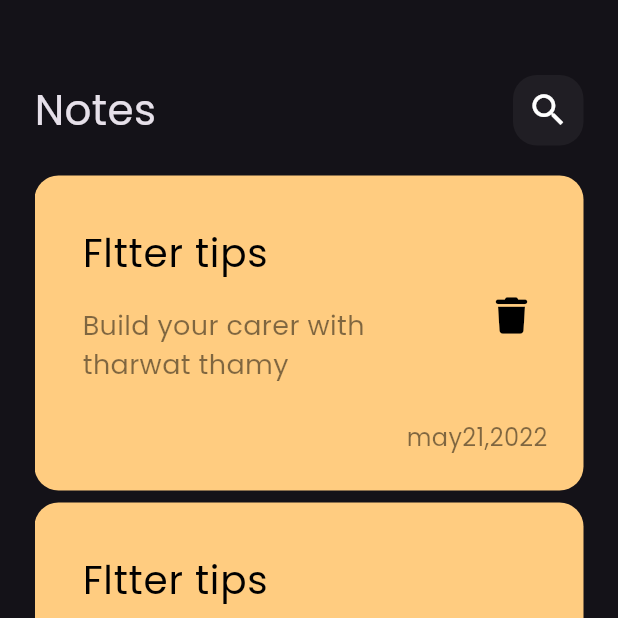
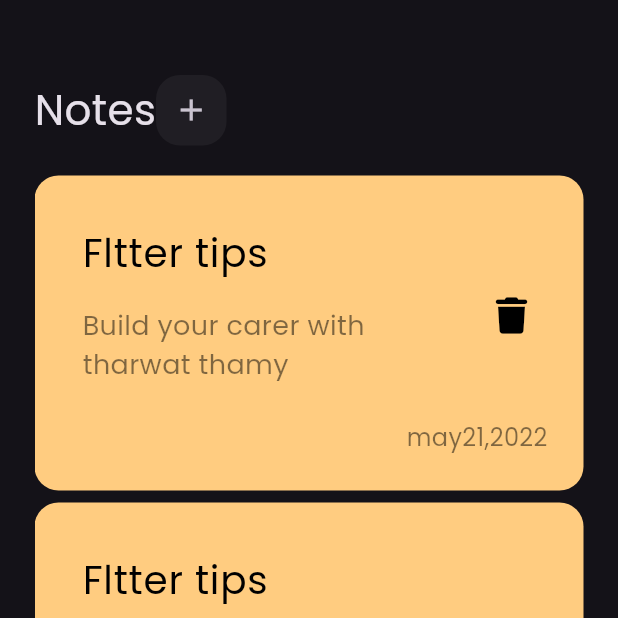
Before and after one commit to MoustafaMohamed1/notes_app, a Flutter app: the screen it shows after launch, on a phone screen of 412 x 824 dp, the top half of it. Run offline on Flutter 3.47's test engine with Material 3 defaults, Android fonts, the phone set to English and light mode, and no system bars; our stand-ins replace font_awesome_flutter.

Commit message:
add custom app bar to edit note view

```diff
--- a/lib/widgets/custom_search_icon.dart
+++ b/lib/widgets/custom_icon.dart
@@ -1,7 +1,7 @@
 import 'package:flutter/material.dart';
-class CustomSearchIcon extends StatelessWidget {
-  const CustomSearchIcon({super.key});
-
+class CustomIcon extends StatelessWidget {
+  const CustomIcon({super.key, required this.icon});
+    final IconData icon;
   @override
   Widget build(BuildContext context) {
     return Container(
@@ -12,8 +12,8 @@ class CustomSearchIcon extends StatelessWidget {
         color: Colors.white.withOpacity(.05),
 
       ),
-      child: const Center(
-        child: Icon(Icons.search, size: 28,),
+      child: IconButton(
+        onPressed: (){},icon: Icon(icon),
       ),
     );
   }
--- a/lib/widgets/cutom_app_bar.dart
+++ b/lib/widgets/cutom_app_bar.dart
@@ -1,17 +1,17 @@
 import 'package:flutter/material.dart';
 
-import 'custom_search_icon.dart';
+import 'custom_icon.dart';
 
 class CustomAppBar extends StatelessWidget {
-  const CustomAppBar({super.key});
-
+  const CustomAppBar({super.key, required this.title, required this.icon});
+    final String title;
+    final IconData icon;
   @override
   Widget build(BuildContext context) {
-    return const Row(
+    return  Row(
       children: [
-       Text('Notes',style: TextStyle(fontSize: 28,),),
-        Spacer(),
-        CustomSearchIcon(),
+       Text('Notes',style: const TextStyle(fontSize: 28,),),
+        CustomIcon(icon:icon ,),
       ],
     );
   }
--- a/lib/widgets/edit_note_view_body.dart
+++ b/lib/widgets/edit_note_view_body.dart
@@ -1,9 +1,16 @@
 import 'package:flutter/material.dart';
+import 'package:noteapp/widgets/cutom_app_bar.dart';
 class EditNoteViewBody extends StatelessWidget {
   const EditNoteViewBody({super.key});
 
   @override
   Widget build(BuildContext context) {
-    return Container();
+    return const Padding(padding: EdgeInsets.symmetric(horizontal: 24),
+      child:const Column(
+      children: [
+        const SizedBox(height: 50),
+        const CustomAppBar(title: 'Edit Notes',icon: Icons.check,),
+      ],
+    ));
   }
 }
--- a/lib/widgets/notes_view_body.dart
+++ b/lib/widgets/notes_view_body.dart
@@ -10,10 +10,13 @@ class NotesViewBody extends StatelessWidget {
   Widget build(BuildContext context) {
     return const Padding(
         padding: EdgeInsets.symmetric(horizontal: 23),
-        child: Column(
+        child:  Column(
           children: [
-            const SizedBox(height: 50),
-            CustomAppBar(),
+             SizedBox(height: 50),
+            CustomAppBar(
+              icon: Icons.add,
+              title: 'Notes',
+            ),
             Expanded(
               child: NotesListView(),
             ),
```
